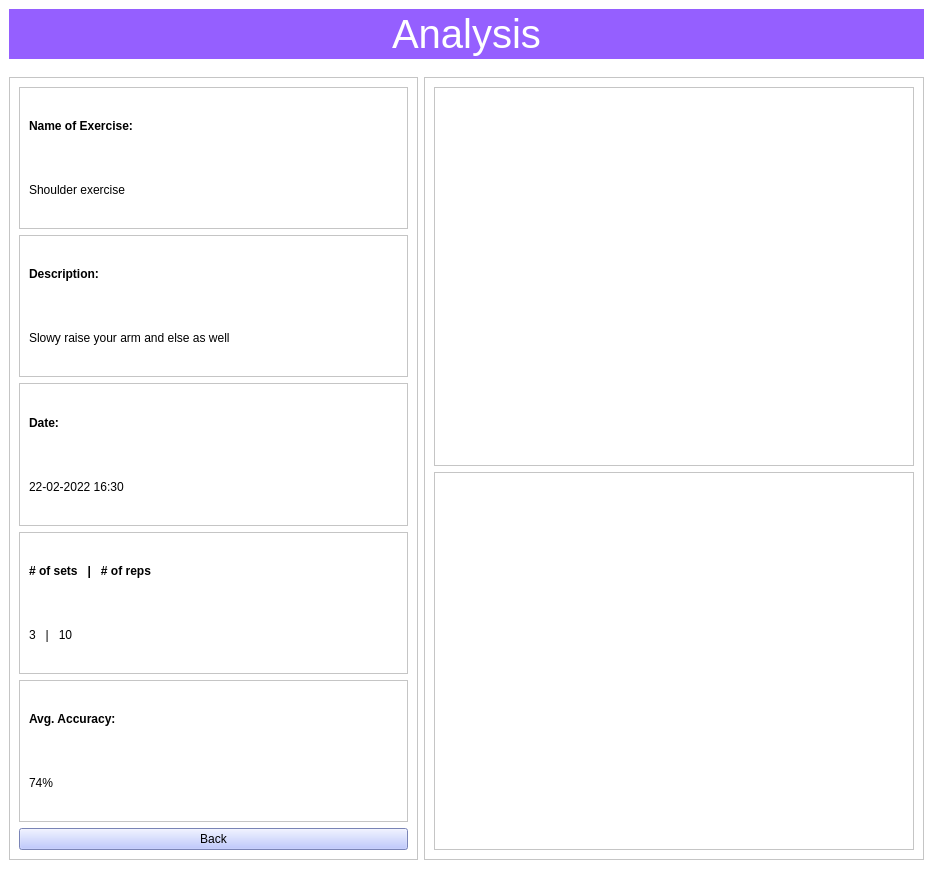
Above: copyclare/ui/analysis.ui from MotionInput/Team14-CopyClare before the change. Below: the same form after it.
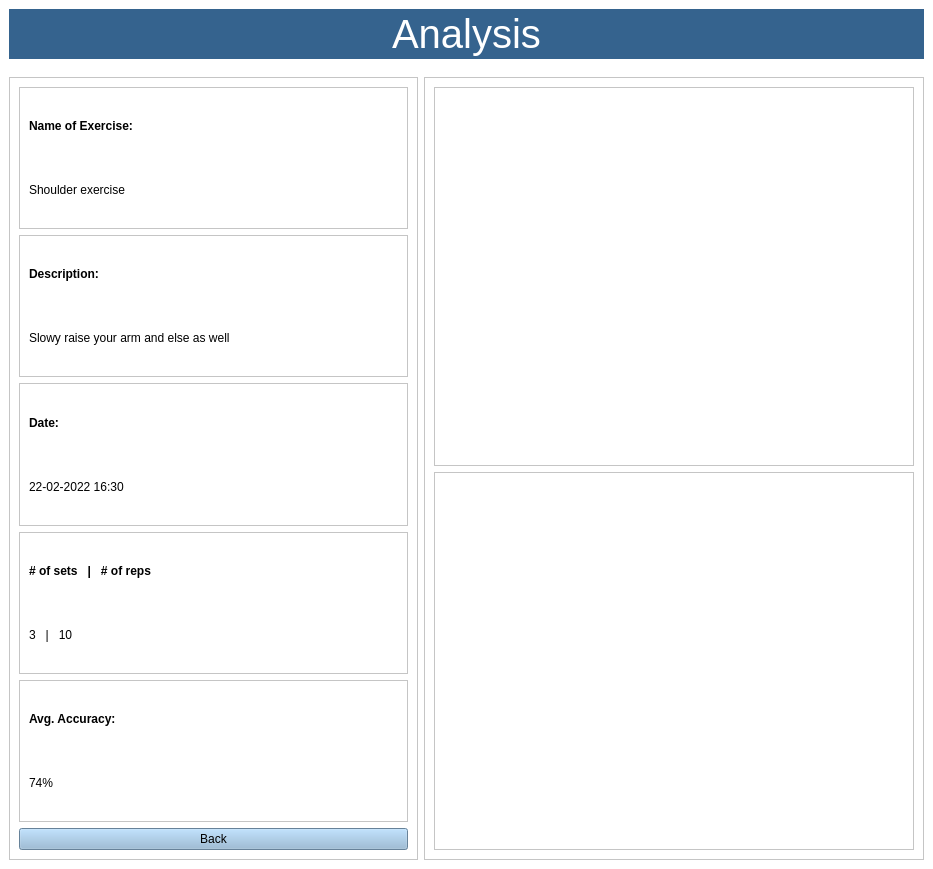
That is the form after the change.

Diff of the .ui file:
```diff
--- a/copyclare/ui/analysis.ui
+++ b/copyclare/ui/analysis.ui
@@ -78,7 +78,7 @@
         <property name="styleSheet">
          <string notr="true">QLabel{
 	color: #ffffff;
-	background-color: #955fff;
+	background-color: #35638e;
 }</string>
         </property>
         <property name="text">
@@ -300,7 +300,8 @@
             <item>
              <widget class="QPushButton" name="back_button">
               <property name="styleSheet">
-               <string notr="true">background-color: rgb(171, 185, 255);</string>
+               <string notr="true">background-color: #90b6d6;
+</string>
               </property>
               <property name="text">
                <string>Back</string>
```
